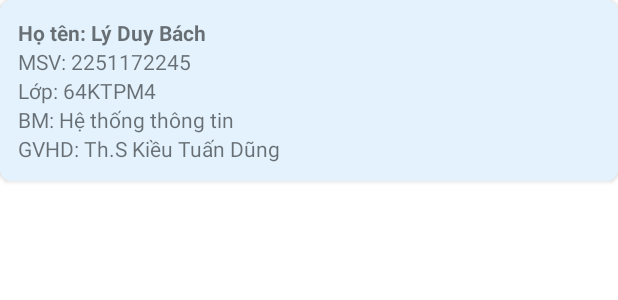
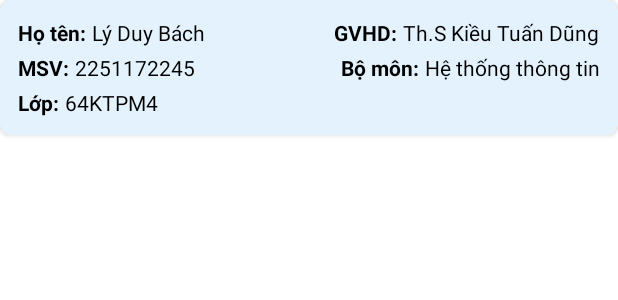
Before and after one commit to bachld2612/CSE441_Android_FinalProject, an Android app: the layout item_sinhvien.xml on its own in the app's theme, with its tools: preview values and no code run, on a phone screen of 412 x 824 dp. Shown: the top 300 px of the screen. Run offline under Robolectric (Android 15) with nearby library versions, the phone set to English and light mode, and no system bars.

Commit message:
feat: enhance SinhVien layout with detailed information display

```diff
--- a/Android/app/src/main/res/layout/item_sinhvien.xml
+++ b/Android/app/src/main/res/layout/item_sinhvien.xml
@@ -1,11 +1,12 @@
+<?xml version="1.0" encoding="utf-8"?>
 <androidx.cardview.widget.CardView
     xmlns:android="http://schemas.android.com/apk/res/android"
     xmlns:app="http://schemas.android.com/apk/res-auto"
     android:layout_width="match_parent"
     android:layout_height="wrap_content"
+    android:layout_marginBottom="12dp"
     app:cardCornerRadius="8dp"
-    app:cardElevation="2dp"
-    android:layout_marginBottom="12dp">
+    app:cardElevation="2dp">
 
     <LinearLayout
         android:layout_width="match_parent"
@@ -14,35 +15,118 @@
         android:padding="12dp"
         android:background="#E3F2FD">
 
+        <!-- Dòng 1: Họ tên | GVHD -->
+        <LinearLayout
+            android:layout_width="match_parent"
+            android:layout_height="wrap_content"
+            android:orientation="horizontal">
+
             <TextView
-            android:id="@+id/tvName"
+                android:id="@+id/tvNameLabel"
                 android:layout_width="wrap_content"
                 android:layout_height="wrap_content"
-            android:text="Họ tên: Lý Duy Bách"
-            android:textStyle="bold"/>
+                android:text="Họ tên:"
+                android:textStyle="bold"
+                android:textColor="#000"/>
 
             <TextView
-            android:id="@+id/tvMsv"
+                android:id="@+id/tvNameDetail"
                 android:layout_width="wrap_content"
                 android:layout_height="wrap_content"
-            android:text="MSV: 2251172245"/>
+                android:layout_marginStart="4dp"
+                android:text="Lý Duy Bách"
+                android:textColor="#000"/>
+
+            <View
+                android:layout_width="0dp"
+                android:layout_height="0dp"
+                android:layout_weight="1"/>
 
             <TextView
-            android:id="@+id/tvClass"
+                android:id="@+id/tvSupervisorLabel"
                 android:layout_width="wrap_content"
                 android:layout_height="wrap_content"
-            android:text="Lớp: 64KTPM4"/>
+                android:text="GVHD:"
+                android:textStyle="bold"
+                android:textColor="#000"/>
 
             <TextView
-            android:id="@+id/tvDept"
+                android:id="@+id/tvSupervisorDetail"
                 android:layout_width="wrap_content"
                 android:layout_height="wrap_content"
-            android:text="BM: Hệ thống thông tin"/>
+                android:layout_marginStart="4dp"
+                android:text="Th.S Kiều Tuấn Dũng"
+                android:textColor="#000"/>
+        </LinearLayout>
+
+        <!-- Dòng 2: MSV | Bộ môn -->
+        <LinearLayout
+            android:layout_width="match_parent"
+            android:layout_height="wrap_content"
+            android:orientation="horizontal"
+            android:layout_marginTop="4dp">
 
             <TextView
-            android:id="@+id/tvSupervisor"
+                android:id="@+id/tvMsvLabel"
                 android:layout_width="wrap_content"
                 android:layout_height="wrap_content"
-            android:text="GVHD: Th.S Kiều Tuấn Dũng"/>
+                android:text="MSV:"
+                android:textStyle="bold"
+                android:textColor="#000"/>
+
+            <TextView
+                android:id="@+id/tvMsvDetail"
+                android:layout_width="wrap_content"
+                android:layout_height="wrap_content"
+                android:layout_marginStart="4dp"
+                android:text="2251172245"
+                android:textColor="#000"/>
+
+            <View
+                android:layout_width="0dp"
+                android:layout_height="0dp"
+                android:layout_weight="1"/>
+
+            <TextView
+                android:id="@+id/tvDeptLabel"
+                android:layout_width="wrap_content"
+                android:layout_height="wrap_content"
+                android:text="Bộ môn:"
+                android:textStyle="bold"
+                android:textColor="#000"/>
+
+            <TextView
+                android:id="@+id/tvDeptDetail"
+                android:layout_width="wrap_content"
+                android:layout_height="wrap_content"
+                android:layout_marginStart="4dp"
+                android:text="Hệ thống thông tin"
+                android:textColor="#000"/>
+        </LinearLayout>
+
+        <!-- Dòng 3: Lớp -->
+        <LinearLayout
+            android:layout_width="match_parent"
+            android:layout_height="wrap_content"
+            android:orientation="horizontal"
+            android:layout_marginTop="4dp">
+
+            <TextView
+                android:id="@+id/tvClassLabel"
+                android:layout_width="wrap_content"
+                android:layout_height="wrap_content"
+                android:text="Lớp:"
+                android:textStyle="bold"
+                android:textColor="#000"/>
+
+            <TextView
+                android:id="@+id/tvClassDetail"
+                android:layout_width="wrap_content"
+                android:layout_height="wrap_content"
+                android:layout_marginStart="4dp"
+                android:text="64KTPM4"
+                android:textColor="#000"/>
+        </LinearLayout>
+
     </LinearLayout>
 </androidx.cardview.widget.CardView>
```
Lines whose indentation alone changed are shown as unchanged.
